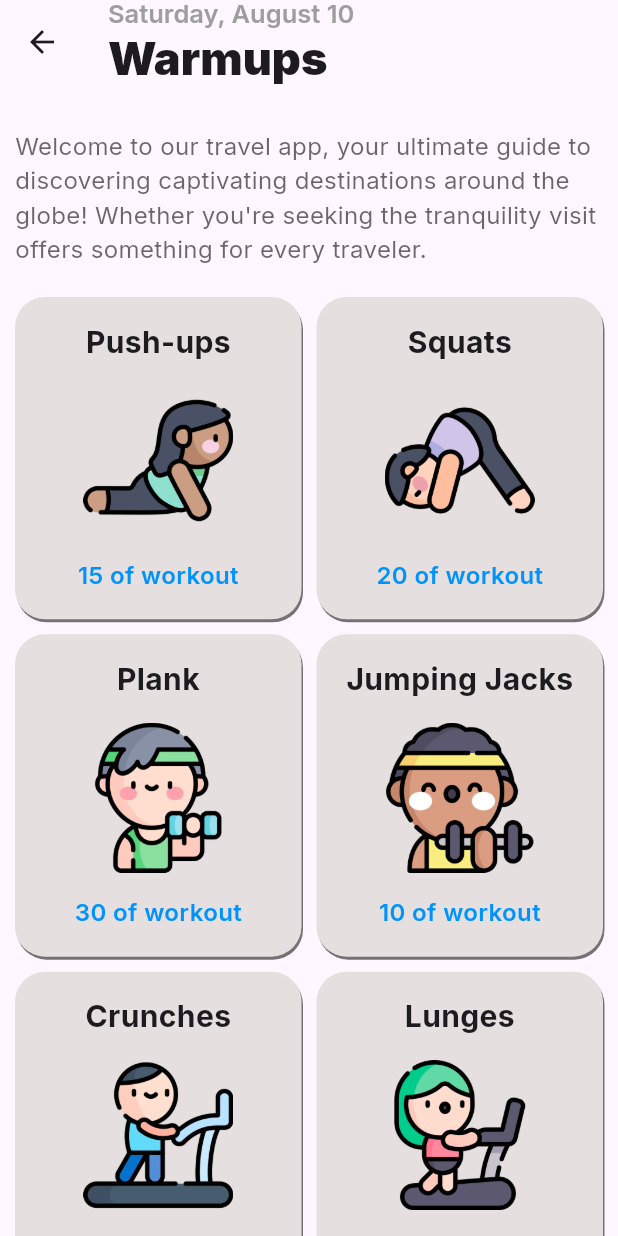
After one commit to THARINDUnirmal/flutter-gym-app, a Flutter app: the screen it shows after launch, after a tap on "Warmup", on a phone screen of 412 x 824 dp. The commit adds this screen. Run offline on Flutter 3.47's test engine with Material 3 defaults, Android fonts, the phone set to English and light mode, and no system bars; our stand-ins replace google_fonts.

Commit message:
pages added

```diff
--- /dev/null
+++ b/lib/pages/equipment_page.dart
@@ -0,0 +1,15 @@
+import 'package:flutter/material.dart';
+
+class EquipmentPage extends StatefulWidget {
+  const EquipmentPage({super.key});
+
+  @override
+  State<EquipmentPage> createState() => _EquipmentPageState();
+}
+
+class _EquipmentPageState extends State<EquipmentPage> {
+  @override
+  Widget build(BuildContext context) {
+    return Container();
+  }
+}
--- /dev/null
+++ b/lib/pages/exercises_page.dart
@@ -0,0 +1,94 @@
+import 'package:flutter/material.dart';
+import 'package:gym_app/modles/exercise_modle.dart';
+import 'package:gym_app/pages/utils/colors.dart';
+import 'package:gym_app/widgets/navigation_card.dart';
+import 'package:intl/intl.dart';
+
+class ExercisesPage extends StatefulWidget {
+  final String pageTitle;
+  final String pageDescription;
+  final List<dynamic> exList;
+
+  const ExercisesPage({
+    super.key,
+    required this.pageTitle,
+    required this.pageDescription,
+    required this.exList,
+  });
+
+  @override
+  State<ExercisesPage> createState() => _ExercisesPageState();
+}
+
+class _ExercisesPageState extends State<ExercisesPage> {
+  DateFormat dateFormat = DateFormat("EEEE, MMMM dd");
+  @override
+  Widget build(BuildContext context) {
+    String nowDate = dateFormat.format(DateTime.now());
+    return Scaffold(
+      appBar: AppBar(
+        title: Column(
+          crossAxisAlignment: CrossAxisAlignment.start,
+          children: [
+            Text(
+              nowDate,
+              style: const TextStyle(
+                fontSize: 17,
+                fontWeight: FontWeight.w600,
+                color: ksubTopicColor,
+              ),
+            ),
+            Text(
+              widget.pageTitle,
+              style: const TextStyle(
+                fontSize: 30,
+                fontWeight: FontWeight.w900,
+              ),
+            ),
+          ],
+        ),
+      ),
+      body: SingleChildScrollView(
+        child: Padding(
+          padding: const EdgeInsets.all(10.0),
+          child: Column(
+            children: [
+              const SizedBox(
+                height: 20,
+              ),
+              Text(
+                widget.pageDescription,
+                style: TextStyle(
+                  fontSize: 16,
+                  fontWeight: FontWeight.normal,
+                  color: kpageDescTextColor,
+                ),
+              ),
+              const SizedBox(
+                height: 20,
+              ),
+              GridView.builder(
+                shrinkWrap: true,
+                physics: const NeverScrollableScrollPhysics(),
+                gridDelegate: const SliverGridDelegateWithFixedCrossAxisCount(
+                    crossAxisCount: 2,
+                    crossAxisSpacing: 10,
+                    mainAxisSpacing: 10,
+                    childAspectRatio: (16 / 18)),
+                scrollDirection: Axis.vertical,
+                itemCount: widget.exList.length,
+                itemBuilder: (context, index) {
+                  ExerciseModle cardData = widget.exList[index];
+                  return NavigationCard(
+                      title: cardData.exerciseName,
+                      imageUrl: cardData.exerciseImageUrl,
+                      description: "${cardData.noOfMinuites} of workout");
+                },
+              ),
+            ],
+          ),
+        ),
+      ),
+    );
+  }
+}
--- a/lib/pages/home_page.dart
+++ b/lib/pages/home_page.dart
@@ -1,6 +1,7 @@
 import 'package:flutter/material.dart';
 import 'package:gym_app/data/exercise_data.dart';
 import 'package:gym_app/data/user_data.dart';
+import 'package:gym_app/pages/exercises_page.dart';
 import 'package:gym_app/pages/utils/colors.dart';
 import 'package:gym_app/widgets/navigation_card.dart';
 import 'package:gym_app/widgets/progress_card.dart';
@@ -71,15 +72,29 @@ class _HomePageState extends State<HomePage> {
                 const SizedBox(
                   height: 20,
                 ),
-                const Row(
+                Row(
                   mainAxisAlignment: MainAxisAlignment.spaceBetween,
                   children: [
-                    NavigationCard(
+                    GestureDetector(
+                      onTap: () {
+                        Navigator.push(
+                          context,
+                          MaterialPageRoute(
+                            builder: (context) => ExercisesPage(
+                                pageTitle: "Warmups",
+                                pageDescription:
+                                    "Welcome to our travel app, your ultimate guide to discovering captivating destinations around the globe! Whether you're seeking the tranquility visit offers something for every traveler.",
+                                exList: exercises),
+                          ),
+                        );
+                      },
+                      child: const NavigationCard(
                         title: "Warmup",
                         imageUrl: "assets/images/exercises/cobra.png",
                         description: "see more...",
                       ),
-                    NavigationCard(
+                    ),
+                    const NavigationCard(
                       title: "Equipment",
                       imageUrl: "assets/images/equipments/dumbbells2.png",
                       description: "see more...",
@@ -89,18 +104,46 @@ class _HomePageState extends State<HomePage> {
                 const SizedBox(
                   height: 20,
                 ),
-                const Row(
+                Row(
                   mainAxisAlignment: MainAxisAlignment.spaceBetween,
                   children: [
-                    NavigationCard(
+                    GestureDetector(
+                      onTap: () {
+                        Navigator.push(
+                          context,
+                          MaterialPageRoute(
+                            builder: (context) => ExercisesPage(
+                                pageTitle: "Exercise",
+                                pageDescription:
+                                    "Welcome to our travel app, your ultimate guide to discovering captivating destinations around the globe! Whether you're seeking the tranquility visit offers something for every traveler.",
+                                exList: exercises),
+                          ),
+                        );
+                      },
+                      child: const NavigationCard(
                         title: "Exercise",
                         imageUrl: "assets/images/exercises/weightlifting.png",
                         description: "see more...",
                       ),
-                    NavigationCard(
+                    ),
+                    GestureDetector(
+                      onTap: () {
+                        Navigator.push(
+                          context,
+                          MaterialPageRoute(
+                            builder: (context) => ExercisesPage(
+                                pageTitle: "Stretching",
+                                pageDescription:
+                                    "Welcome to our travel app, your ultimate guide to discovering captivating destinations around the globe! Whether you're seeking the tranquility visit offers something for every traveler.",
+                                exList: exercises),
+                          ),
+                        );
+                      },
+                      child: const NavigationCard(
                         title: "Stretching",
                         imageUrl: "assets/images/exercises/yoga.png",
                         description: "see more...",
+                      ),
                     ),
                   ],
                 ),
--- a/lib/pages/utils/colors.dart
+++ b/lib/pages/utils/colors.dart
@@ -10,3 +10,5 @@ const Color kmainWhiteColor = Color(0xffffffff);
 
 const Color knavCardBgColor = Color.fromARGB(255, 229, 223, 223);
 const Color knavCardDescTextColor = Color(0xff0193FC);
+
+final Color kpageDescTextColor = const Color(0xff3B3636).withOpacity(0.75);
--- a/lib/widgets/navigation_card.dart
+++ b/lib/widgets/navigation_card.dart
@@ -54,7 +54,7 @@ class NavigationCard extends StatelessWidget {
           Text(
             description,
             style: const TextStyle(
-              fontSize: 17,
+              fontSize: 16,
               fontWeight: FontWeight.w600,
               color: knavCardDescTextColor,
             ),
```
Lines whose indentation alone changed are shown as unchanged.
